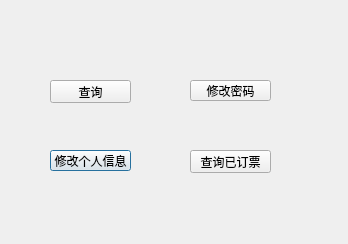
The window that src/Cpluspluswork/userview.ui (wutb15/C-work) describes before a commit, drawn with Qt 5.
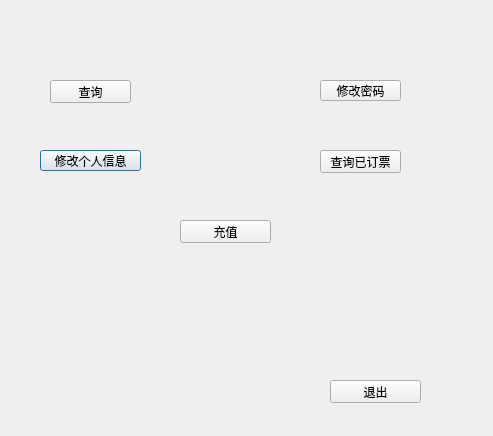
The same window after the commit. Icons and pictures are not drawn.

Diff of the .ui file:
```diff
--- a/src/Cpluspluswork/userview.ui
+++ b/src/Cpluspluswork/userview.ui
@@ -6,8 +6,8 @@
    <rect>
     <x>0</x>
     <y>0</y>
-    <width>348</width>
-    <height>244</height>
+    <width>493</width>
+    <height>436</height>
    </rect>
   </property>
   <property name="windowTitle">
@@ -20,9 +20,9 @@
   <widget class="QPushButton" name="infoButton">
    <property name="geometry">
     <rect>
-     <x>50</x>
+     <x>40</x>
      <y>150</y>
-     <width>81</width>
+     <width>101</width>
      <height>21</height>
     </rect>
    </property>
@@ -54,7 +54,7 @@
   <widget class="QPushButton" name="ticketButton">
    <property name="geometry">
     <rect>
-     <x>190</x>
+     <x>320</x>
      <y>150</y>
      <width>81</width>
      <height>23</height>
@@ -71,7 +71,7 @@
   <widget class="QPushButton" name="pwdButton">
    <property name="geometry">
     <rect>
-     <x>190</x>
+     <x>320</x>
      <y>80</y>
      <width>81</width>
      <height>21</height>
@@ -84,6 +84,40 @@
     <string>修改密码</string>
    </property>
   </widget>
+  <widget class="QPushButton" name="exitButton">
+   <property name="geometry">
+    <rect>
+     <x>330</x>
+     <y>380</y>
+     <width>91</width>
+     <height>23</height>
+    </rect>
+   </property>
+   <property name="styleSheet">
+    <string notr="true">border-image: url(:/new/prefix1/color.png);
+</string>
+   </property>
+   <property name="text">
+    <string>退出</string>
+   </property>
+  </widget>
+  <widget class="QPushButton" name="chargeButton">
+   <property name="geometry">
+    <rect>
+     <x>180</x>
+     <y>220</y>
+     <width>91</width>
+     <height>23</height>
+    </rect>
+   </property>
+   <property name="styleSheet">
+    <string notr="true">border-image: url(:/new/prefix1/color.png);
+</string>
+   </property>
+   <property name="text">
+    <string>充值</string>
+   </property>
+  </widget>
  </widget>
  <resources/>
  <connections>
```
Left out of the diff: 2 changed lines with no effect on the pictures.
